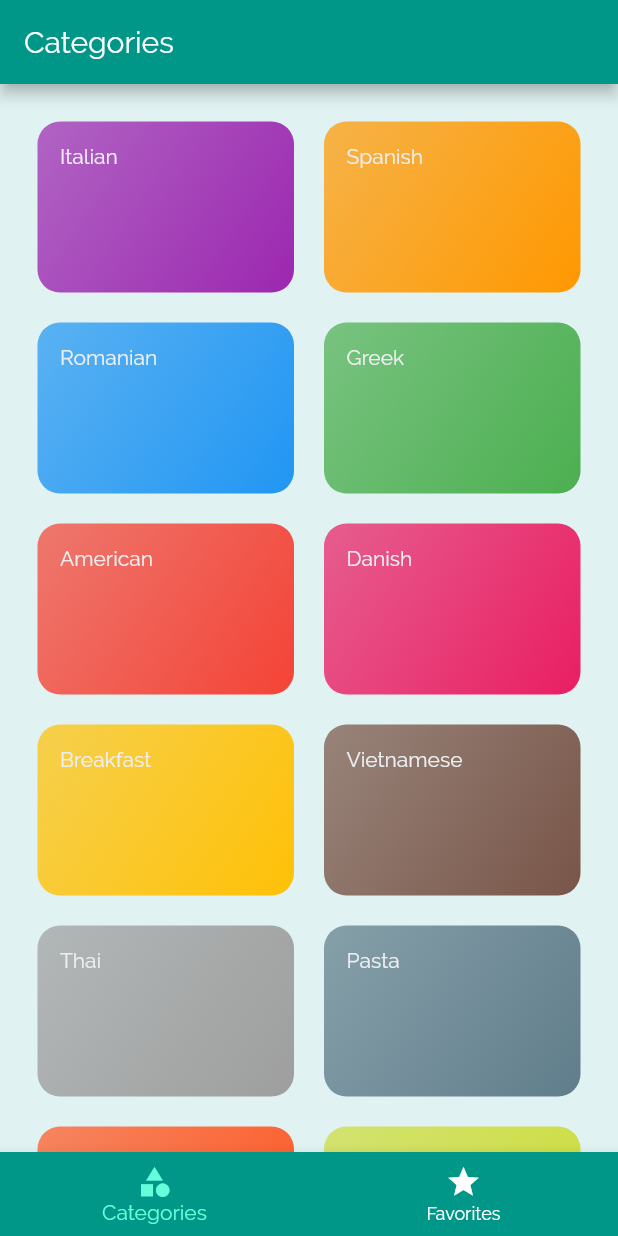
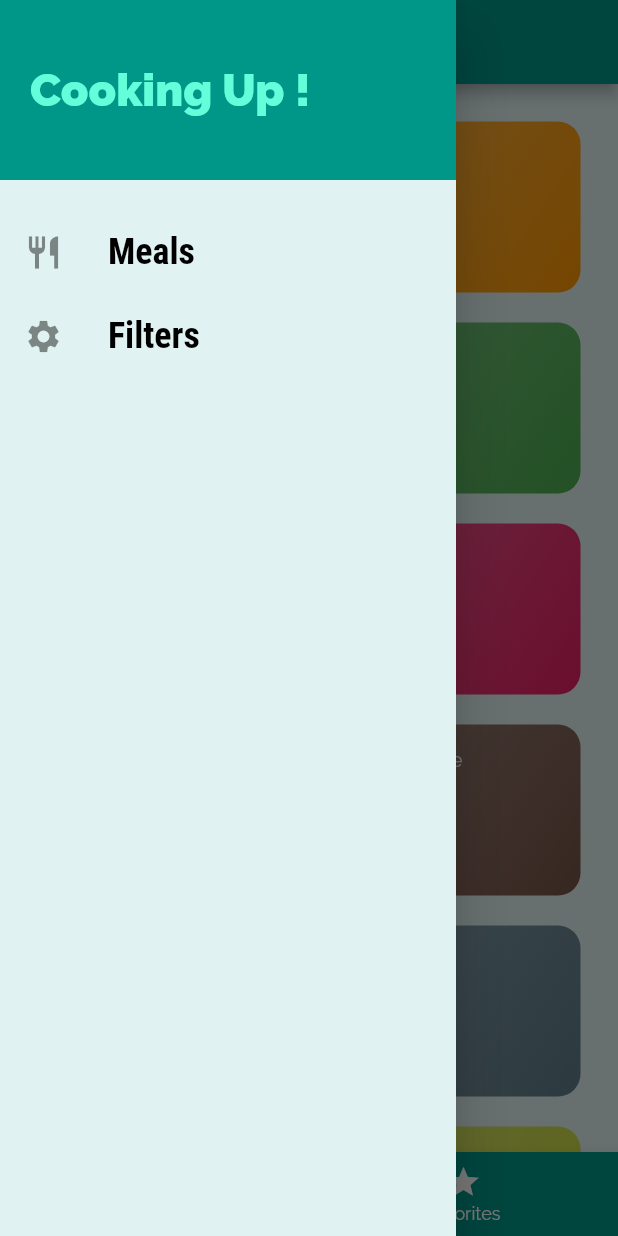
Before and after one commit to CristiPV/bookish-train, a Flutter app: the screen it shows after launch, with the side drawer open (before the commit the screen has no drawer), on a phone screen of 412 x 824 dp. Run offline on Flutter 3.47's test engine with Material 2 defaults, Android fonts, the phone set to English and light mode, and no system bars.

Commit message:
Add drawer

```diff
--- a/meals_app/lib/main.dart
+++ b/meals_app/lib/main.dart
@@ -1,5 +1,6 @@
 import 'package:flutter/material.dart';
 
+import './screens/filters.dart';
 import './screens/tabs.dart';
 import './screens/meals.dart';
 import './screens/meal_detail.dart';
@@ -48,6 +49,7 @@ class MyApp extends StatelessWidget {
         "/": (context) => TabsScreen(),
         MealsScreen.routeName: (context) => MealsScreen(),
         MealDetailScreen.routeName: (context) => MealDetailScreen(),
+        FilterScreen.routeName: (context) => FilterScreen(),
       },
       onGenerateRoute: (settings) {
         print(settings.arguments);
--- /dev/null
+++ b/meals_app/lib/screens/filters.dart
@@ -0,0 +1,23 @@
+import 'package:flutter/material.dart';
+
+import '../widgets/main_drawer.dart';
+
+class FilterScreen extends StatelessWidget {
+  static const routeName = "/filters";
+
+  const FilterScreen({Key? key}) : super(key: key);
+
+  @override
+  Widget build(BuildContext context) {
+    return Scaffold(
+      appBar: AppBar(
+        title: Text("Your Filters"),
+      ),
+      drawer: MainDrawer(),
+      body: Text(
+        "Filters",
+        style: TextStyle(color: Colors.black),
+      ),
+    );
+  }
+}
--- a/meals_app/lib/screens/tabs.dart
+++ b/meals_app/lib/screens/tabs.dart
@@ -1,5 +1,6 @@
 import 'package:flutter/material.dart';
 
+import '../widgets/main_drawer.dart';
 import './favorites.dart';
 import './categories.dart';
 
@@ -35,6 +36,7 @@ class _TabsScreenState extends State<TabsScreen> {
       appBar: AppBar(
         title: Text(_pages[_selectedPageIndex]["title"] as String),
       ),
+      drawer: MainDrawer(),
       body: _pages[_selectedPageIndex]["page"] as Widget,
       bottomNavigationBar: BottomNavigationBar(
         onTap: _selectPage,
--- /dev/null
+++ b/meals_app/lib/widgets/main_drawer.dart
@@ -0,0 +1,65 @@
+import 'package:flutter/material.dart';
+
+class MainDrawer extends StatelessWidget {
+  const MainDrawer({Key? key}) : super(key: key);
+
+  Widget buildListTile(String text, IconData icon, VoidCallback tapHandler) {
+    return ListTile(
+      leading: Icon(
+        icon,
+        size: 26,
+      ),
+      title: Text(
+        text,
+        style: TextStyle(
+          fontFamily: "RobotoCondensed",
+          fontSize: 24,
+          fontWeight: FontWeight.bold,
+        ),
+      ),
+      onTap: tapHandler,
+    );
+  }
+
+  @override
+  Widget build(BuildContext context) {
+    return Drawer(
+      child: Column(
+        children: [
+          Container(
+            height: 120,
+            width: double.infinity,
+            padding: EdgeInsets.all(20),
+            color: Theme.of(context).primaryColor,
+            alignment: Alignment.centerLeft,
+            child: Text(
+              "Cooking Up !",
+              style: TextStyle(
+                fontWeight: FontWeight.w900,
+                color: Theme.of(context).accentColor,
+                fontSize: 30,
+              ),
+            ),
+          ),
+          SizedBox(
+            height: 20,
+          ),
+          buildListTile(
+            "Meals",
+            Icons.restaurant,
+            () {
+              Navigator.of(context).pushReplacement Named("/");
+            },
+          ),
+          buildListTile(
+            "Filters",
+            Icons.settings,
+            () {
+              Navigator.of(context).pushReplacementNamed("/filters");
+            },
+          ),
+        ],
+      ),
+    );
+  }
+}
```
